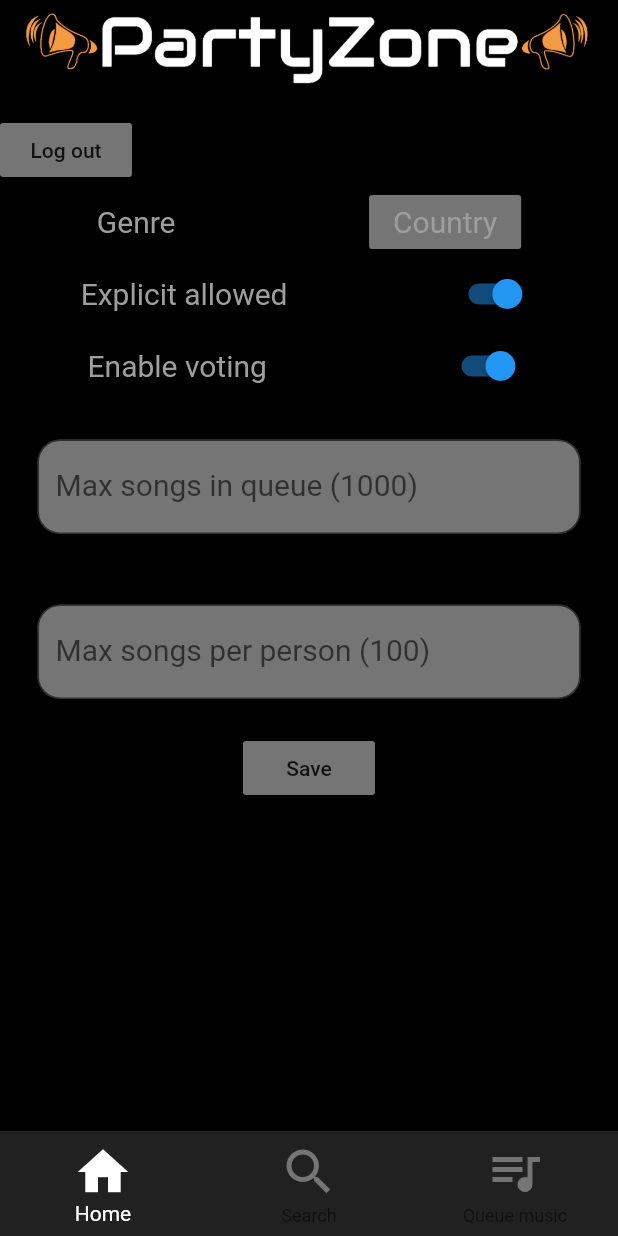
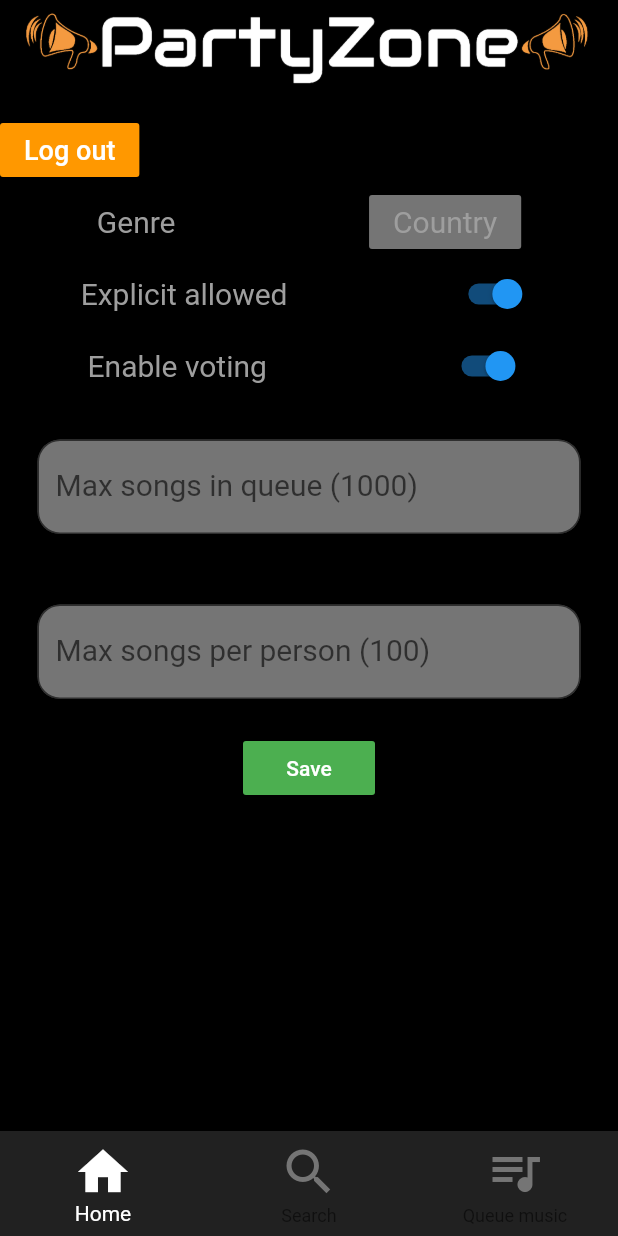
Before and after one commit to NystromAnton/Spotify_Group_Queue, a Flutter app: the screen it shows after launch, after a tap on "Join Room", on a phone screen of 412 x 824 dp. Run offline on Flutter 3.47's test engine with Material 2 defaults, Android fonts, the phone set to English and light mode, and no system bars; our stand-ins replace cloud_firestore, cloud_functions; accounts and stored records are empty.

Commit message:
Lite nya färger bara

```diff
--- a/spotify-playback-flutter/design_house_page/lib/housepage.dart
+++ b/spotify-playback-flutter/design_house_page/lib/housepage.dart
@@ -43,12 +43,18 @@ class HousePage extends StatelessWidget {
                     mainAxisAlignment: MainAxisAlignment.start,
                     children: <Widget>[
                       RaisedButton(
+                        //padding: EdgeInsets.all(13.0),
+                        textColor: Colors.white,
+                        color: Colors.orange,
                         onPressed: () {
                           //Navigator.pop(context);
                           Navigator.pushReplacementNamed(context, "/login");
                         },
-                        child: Text("Log out"),
-                      )
+                        child: Text(
+                          'Log out',
+                            style: TextStyle(fontSize: 18.0),
+                         ),
+                       ),
                     ],
                   ),
                   // SELECT GENRE
@@ -193,6 +199,8 @@ class HousePage extends StatelessWidget {
                     mainAxisAlignment: MainAxisAlignment.center,
                     children: <Widget>[
                       RaisedButton(
+                        textColor: Colors.white,
+                        color: Colors.green,
                         child: Text("Save"),
                         onPressed: () {
 
--- a/spotify-playback-flutter/design_house_page/lib/loginpage.dart
+++ b/spotify-playback-flutter/design_house_page/lib/loginpage.dart
@@ -6,6 +6,11 @@ class LoginPage extends StatefulWidget {
   State<StatefulWidget> createState() {
     return _LoginState();
   }
+}
+
+class RoomName {
+  final String room;
+  RoomName(this.room);
 }
 
 class _LoginState extends State<LoginPage> {
```
